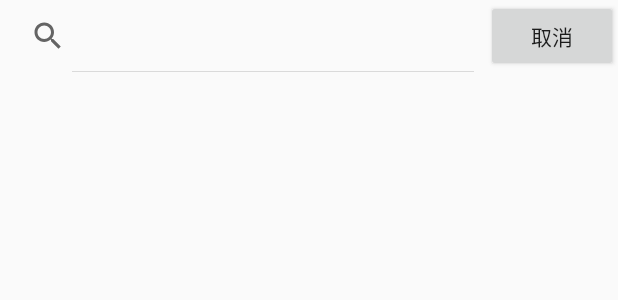
After one commit to wu-chengzhu/test, an Android app: the layout activity_searchfriend.xml on its own in the app's theme, with its tools: preview values and no code run, on a phone screen of 412 x 824 dp. The commit adds this screen. Shown: the top 300 px of the screen. Run offline under Robolectric (Android 15) with nearby library versions, the phone set to English and light mode, and no system bars.

Commit message:
加好友

```diff
--- a/app/src/main/AndroidManifest.xml
+++ b/app/src/main/AndroidManifest.xml
@@ -28,7 +28,10 @@
         <activity android:name=".MainActivity" />
         <activity
             android:name=".RegisterActivity"
-            android:label="@string/title_activity_register"></activity>
+            android:label="@string/title_activity_register" />
+        <activity android:name=".SearchActivity" />
+        <activity android:name=".AddFriendActivity" />
+        <activity android:name=".MessageActivity"></activity>
     </application>
 
 </manifest>
--- /dev/null
+++ b/app/src/main/res/layout/activity_searchfriend.xml
@@ -0,0 +1,27 @@
+<?xml version="1.0" encoding="utf-8"?>
+<RelativeLayout
+    xmlns:android="http://schemas.android.com/apk/res/android" android:layout_width="match_parent"
+    android:layout_height="match_parent">
+
+    <Button
+        android:id="@+id/back"
+        android:layout_width="wrap_content"
+        android:layout_height="wrap_content"
+        android:layout_alignParentRight="true"
+        android:text="取消"/>
+    <SearchView
+        android:id="@+id/search"
+        android:layout_width="match_parent"
+        android:layout_height="wrap_content"
+        android:iconifiedByDefault="false"
+        android:layout_toLeftOf="@id/back">
+    </SearchView>
+    <TextView
+        android:id="@+id/infor"
+        android:layout_width="wrap_content"
+        android:layout_height="wrap_content"
+        android:layout_below="@id/search"
+        android:layout_centerHorizontal="true"
+        android:text=""/>
+
+</RelativeLayout>
--- a/app/src/main/res/values/styles.xml
+++ b/app/src/main/res/values/styles.xml
@@ -1,7 +1,7 @@
 <resources>
 
     <!-- Base application theme. -->
-    <style name="AppTheme" parent="Theme.AppCompat.Light.DarkActionBar">
+    <style name="AppTheme" parent="Theme.AppCompat.Light.NoActionBar">
         <!-- Customize your theme here. -->
         <item name="colorPrimary">@color/colorPrimary</item>
         <item name="colorPrimaryDark">@color/colorPrimaryDark</item>
--- a/app/src/main/res/xml/network_security_config.xml
+++ b/app/src/main/res/xml/network_security_config.xml
@@ -1,7 +1,7 @@
 <?xml version="1.0" encoding="utf-8"?>
 <network-security-config>
     <domain-config cleartextTrafficPermitted="true">
-        <domain includeSubdomains="true">192.168.32.1</domain>
+        <domain includeSubdomains="true">169.254.95.245</domain>
         <domain includeSubdomains="true">10.0.2.2</domain>
     </domain-config>
 </network-security-config><!--TODO: 无法访问本地路径的解决方法在这-->
```
Also changed, not shown: app/build.gradle (+9 -4 lines), app/src/main/java/com/example/gp62/test/LoginActivity.java (+2 -2 lines), app/src/main/java/com/example/gp62/test/MainActivity.java (+131 -112 lines), app/src/main/java/com/example/gp62/test/RegisterActivity.java (+2 -3 lines), app/src/main/res/layout/activity_main.xml (+61 -12 lines).
